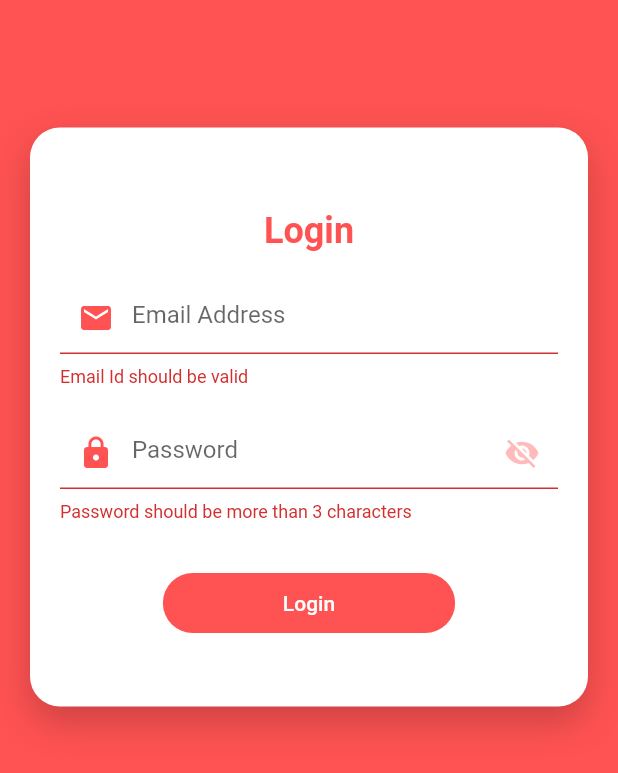
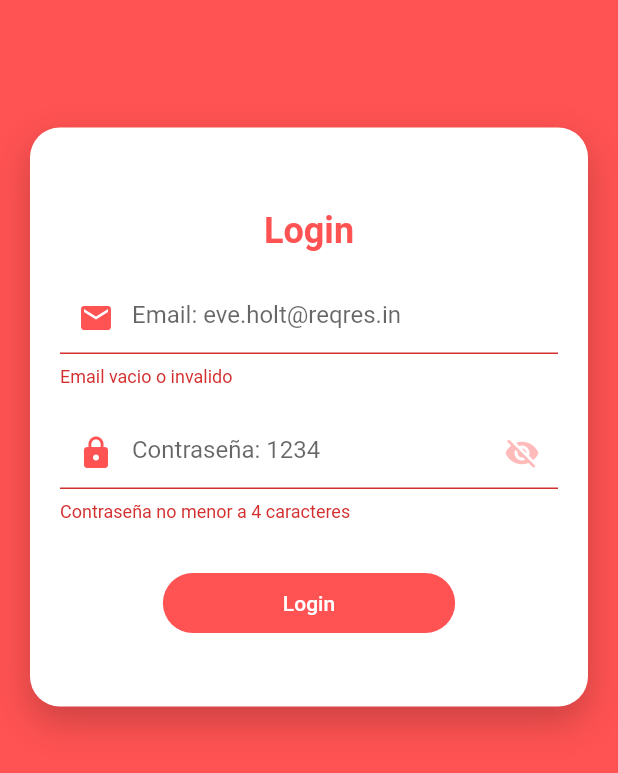
Before and after one commit to SkyscrapersTM/Recetas_Flutter, a Flutter app: the screen it shows after launch, after a tap on "Login", on a phone screen of 412 x 824 dp. Shown: the top 773 px of the screen. Run offline on Flutter 3.47's test engine with Material 2 defaults, Android fonts, the light colour scheme and no system bars; Roboto replaces fonts that are missing (Poppins).

Commit message:
feature: add changes login

```diff
--- a/lib/pages/login_page.dart
+++ b/lib/pages/login_page.dart
@@ -68,10 +68,10 @@ class _LoginPageState extends State<LoginPage> {
                           keyboardType: TextInputType.emailAddress,
                           onSaved: (input) => loginRequestModel.email = input,
                           validator: (input) => !input.contains('@')
-                              ? "Email Id should be valid"
+                              ? "Email vacio o invalido"
                               : null,
                           decoration: new InputDecoration(
-                            hintText: "Email Address",
+                            hintText: "Email: eve.holt@reqres.in",
                             enabledBorder: UnderlineInputBorder(
                                 borderSide: BorderSide(
                                     color: Theme.of(context)
@@ -93,12 +93,12 @@ class _LoginPageState extends State<LoginPage> {
                           keyboardType: TextInputType.text,
                           onSaved: (input) =>
                               loginRequestModel.password = input,
-                          validator: (input) => input.length < 3
-                              ? "Password should be more than 3 characters"
+                          validator: (input) => input.length < 4
+                              ? "Contraseña no menor a 4 caracteres"
                               : null,
                           obscureText: hidePassword,
                           decoration: new InputDecoration(
-                            hintText: "Password",
+                            hintText: "Contraseña: 1234",
                             enabledBorder: UnderlineInputBorder(
                                 borderSide: BorderSide(
                                     color: Theme.of(context)
@@ -147,7 +147,7 @@ class _LoginPageState extends State<LoginPage> {
 
                                   if (value.token.isNotEmpty) {
                                     final snackBar = SnackBar(
-                                        content: Text("Login Successful"));
+                                        content: Text("Login Succes!"));
                                     Navigator.of(context).push(
                                         MaterialPageRoute(
                                             builder: (BuildContext pContexto) {
--- a/pubspec.yaml
+++ b/pubspec.yaml
@@ -27,6 +27,7 @@ dependencies:
   cupertino_icons: ^1.0.2
 
   http: ^0.13.3
+  video_player: ^0.10.5
 
 
 
```
Also changed, not shown: pubspec.lock.
